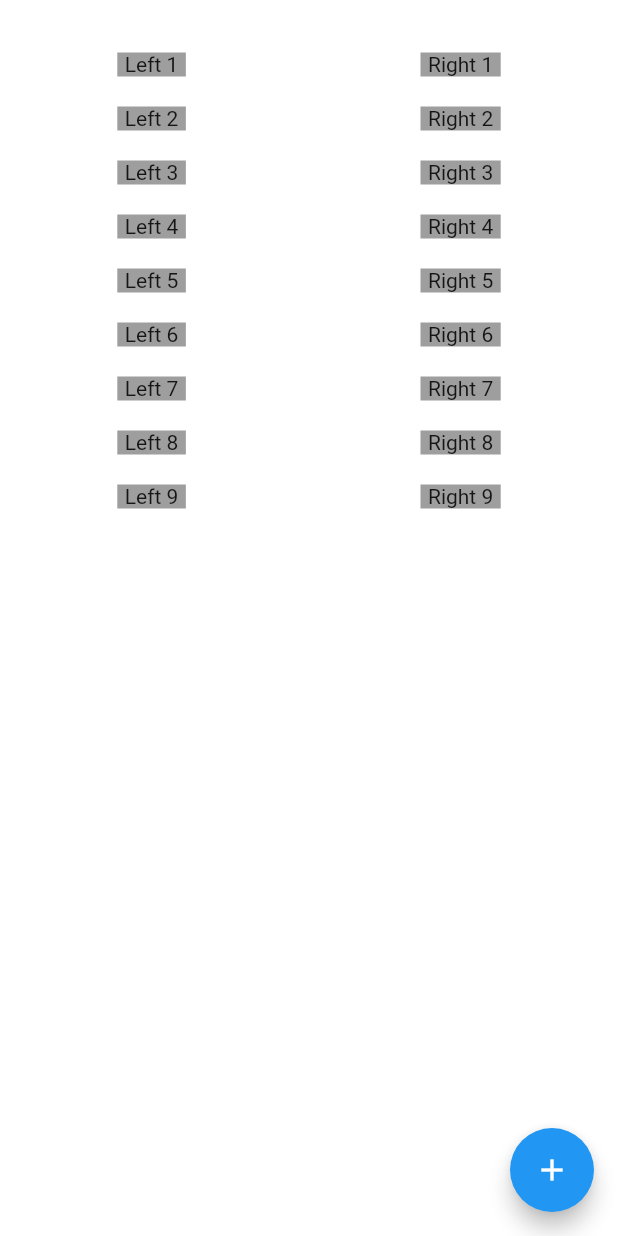
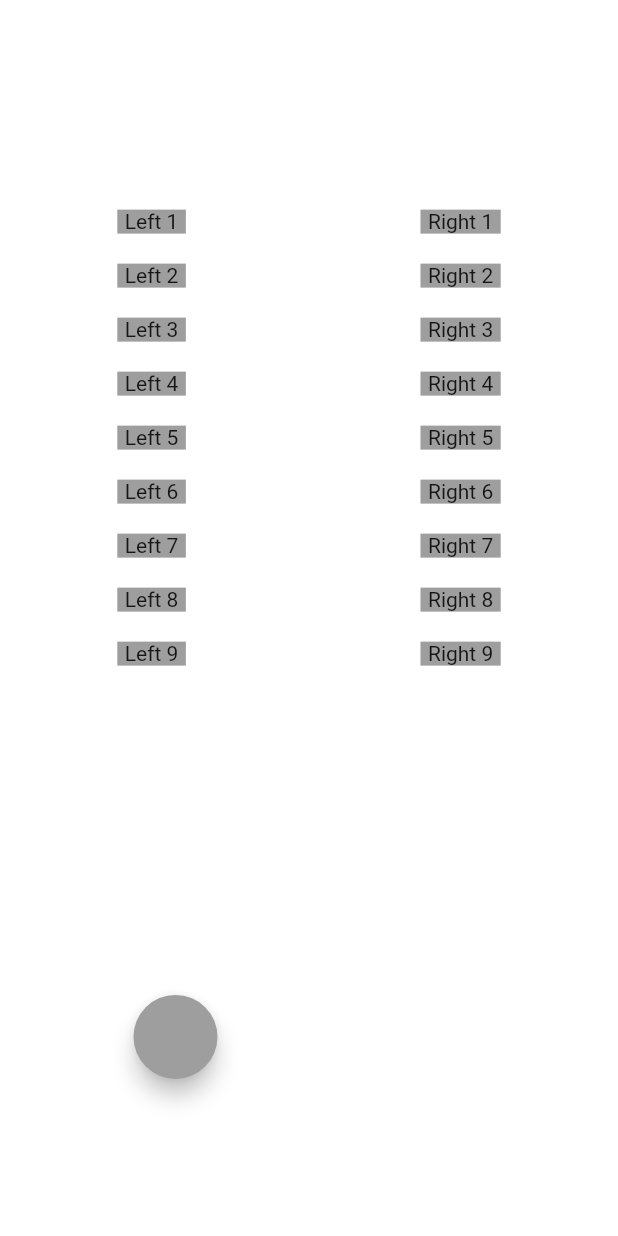
Before and after one commit to aekrops/flutter-exam, a Flutter app: the screen it shows after launch, on a phone screen of 412 x 824 dp. Run offline on Flutter 3.47's test engine with Material 2 defaults, Android fonts, the phone set to English and light mode, and no system bars.

Commit message:
added 2nd action button

```diff
--- a/lib/pages/home.dart
+++ b/lib/pages/home.dart
@@ -15,6 +15,9 @@ class HomeScreen extends StatefulWidget {
 class _HomeScreenState extends State<HomeScreen> {
   List<dynamic> leftList = getList(Random().nextInt(6) + 5, "Left");
   List<dynamic> rightList = getList(Random().nextInt(6) + 5, "Right");
+  List<dynamic> redList = [];
+  bool isFive= false;
+  List<dynamic> redElementInLeftColumn = [];
   @override
   Widget build(BuildContext context) {
     return Scaffold(
@@ -22,45 +25,92 @@ class _HomeScreenState extends State<HomeScreen> {
         child: SingleChildScrollView(
           scrollDirection: Axis.vertical,
           child: Container(
+            height: MediaQuery.of(context).size.height,
+            child: Column(
+              mainAxisAlignment: MainAxisAlignment.spaceAround,
+              children: [
+                Container(
                   margin: const EdgeInsets.only(top: 25),
                   child: Row(
                     mainAxisAlignment: MainAxisAlignment.spaceAround,
                     children: [list(context, leftList), list(context, rightList)],
                   ),
                 ),
+                Row(
+                  mainAxisAlignment: MainAxisAlignment.spaceAround,
+                  children: [
+                    FloatingActionButton(onPressed: buttonOne, backgroundColor: Colors.grey),
+                    (isFive)
+                        ? FloatingActionButton(onPressed: buttonTwo,  backgroundColor: Colors.red)
+                        : Container()
+                  ],
+                )
+              ],
             ),
           ),
-      floatingActionButton: FloatingActionButton(
-          onPressed: addItem,
-          tooltip: 'Increment',
-          child: const Icon(Icons
-              .add)), // This trailing comma makes auto-formatting nicer for build methods.
+        ),
+      ),
     );
   }
-  addItem(){
+
+  buttonOne() {
     setState(() {
       bool isLeft = Random().nextBool();
-        if (isLeft){
+
+      if (isLeft) {
         int randElementIdx = Random().nextInt(leftList.length - 1);
         MyList element = leftList.elementAt(randElementIdx);
         leftList.removeAt(randElementIdx);
         element.color = Colors.red;
+        redList.add(element);
+        redElementInLeftColumn.add(false);
         rightList.add(element);
       } else {
         int randElementIdx = Random().nextInt(rightList.length - 1);
         MyList element = rightList.elementAt(randElementIdx);
         rightList.removeAt(randElementIdx);
         element.color = Colors.red;
+        redList.add(element);
+        redElementInLeftColumn.add(true);
         leftList.add(element);
       }
+      if(redList.length==5){
+        isFive=true;
+      }
+
     });
+  }
+  buttonTwo() {
+    setState(() {
+      int randElementIdx = Random().nextInt(redList.length);
+      MyList element = redList.elementAt(randElementIdx);
+      print(element.title);
+      bool elementInLeftColumn = redElementInLeftColumn.elementAt(randElementIdx);
+      if (elementInLeftColumn) {
+        redList.removeAt(randElementIdx);
+        leftList.remove(element);
+        element.color = Colors.grey;
+        rightList.add(element);
+      } else {
+        redList.removeAt(randElementIdx);
+        rightList.remove(element);
+        element.color = Colors.grey;
+        leftList.add(element);
+      }
+      if(redList.isEmpty){
+        isFive=false;
+      }
+    });
+
   }
 
   Widget list(BuildContext context, List list) {
     return SingleChildScrollView(
       scrollDirection: Axis.horizontal,
       child: Column(
-          children: list.map((side) => card(context, side.title, side.color)).toList()),
+          children: list
+              .map((side) => card(context, side.title, side.color))
+              .toList()),
     );
   }
 
```
Lines whose indentation alone changed are shown as unchanged.
